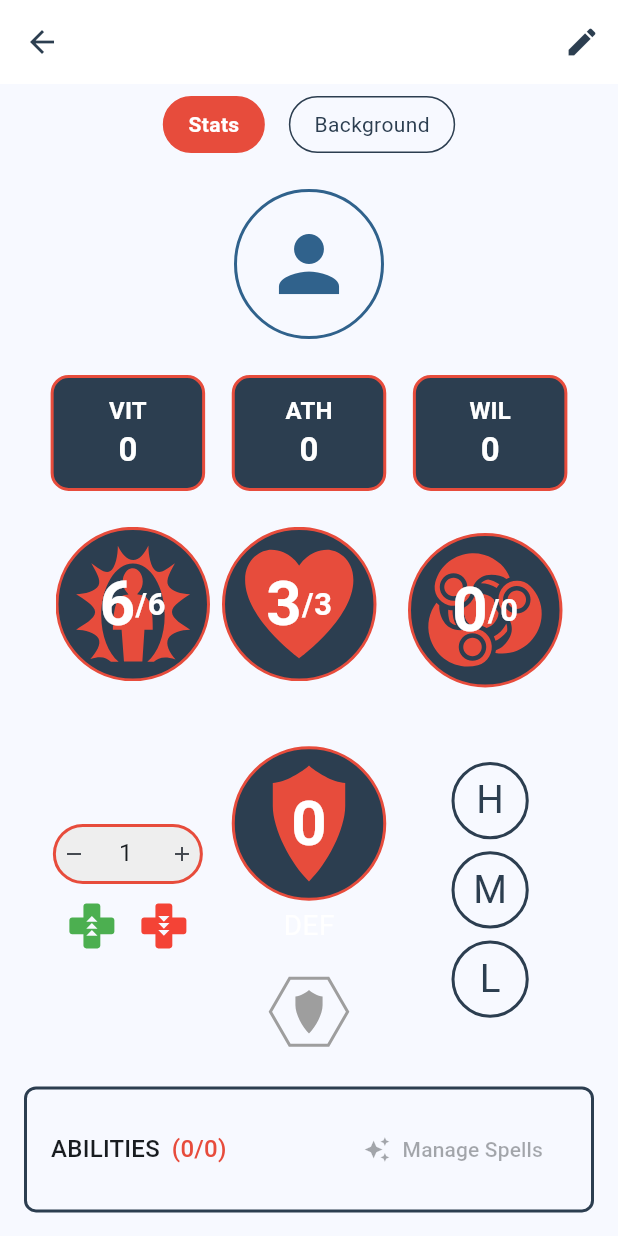
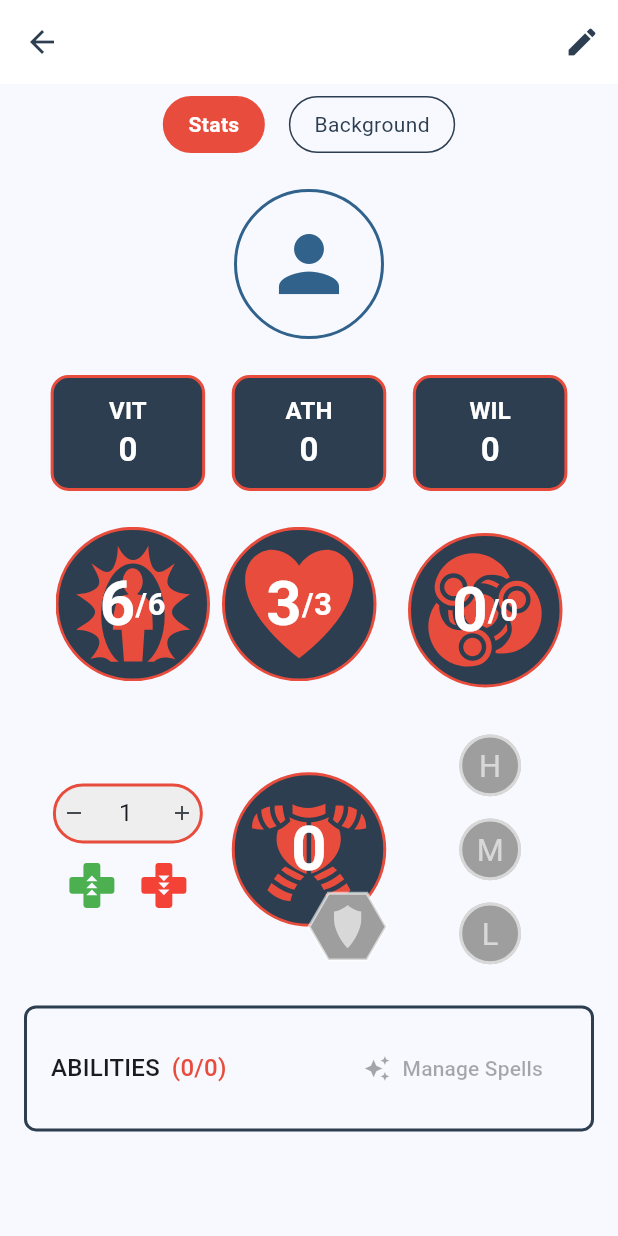
Before and after one commit to remideboer/titterpig, a Flutter app: the CharacterSheetScreen screen opened directly with empty values, on a phone screen of 412 x 824 dp. Run offline on Flutter 3.47's test engine with Material 3 defaults, Android fonts, the phone set to English and light mode, and no system bars; our stand-ins replace audioplayers, flutter_riverpod, flutter_svg, freezed_annotation, google_sign_in, image_picker and 1 more; missing offline and left inert: googleapis; accounts and stored records are empty.

Commit message:
ui: changed color and position of shield, defense section

```diff
--- a/lib/widgets/shield_icon.dart
+++ b/lib/widgets/defense_icon.dart
@@ -2,12 +2,12 @@ import 'package:flutter/material.dart';
 import 'single_value_icon.dart';
 import '../theme/app_theme.dart';
 
-class ShieldIcon extends StatelessWidget {
+class DefenseIcon extends StatelessWidget {
   final double size;
   final int value;
   final Color? color;
 
-  const ShieldIcon({
+  const DefenseIcon({
     super.key,
     required this.size,
     required this.value,
@@ -17,7 +17,7 @@ class ShieldIcon extends StatelessWidget {
   @override
   Widget build(BuildContext context) {
     return SingleValueIcon(
-      svgAsset: 'assets/svg/shield.svg',
+      svgAsset: 'assets/svg/armor-heavy.svg',
       value: value,
       size: size,
       color: color ?? AppTheme.highlightColor,
--- a/lib/widgets/shield_toggle_button.dart
+++ b/lib/widgets/shield_toggle_button.dart
@@ -21,13 +21,13 @@ class ShieldToggleButton extends StatelessWidget {
   Widget build(BuildContext context) {
     final backgroundColor = isDead
         ? Colors.grey.withOpacity(0.3)
-        : (isSelected ? AppTheme.highlightColor : Colors.transparent);
+        : (isSelected ? AppTheme.highlightColor : Colors.grey);
     final borderColor = isDead
         ? Colors.grey
-        : (isSelected ? AppTheme.primaryColor : Colors.grey);
+        : (isSelected ? AppTheme.primaryColor : Colors.white60);
     final iconColor = isDead
         ? Colors.grey
-        : (isSelected ? AppTheme.valueDisplayColor : Colors.grey);
+        : (isSelected ? AppTheme.primaryColor : Colors.white60);
 
     return IconButton(
       icon: Stack(
--- a/lib/widgets/stat_modifier_row.dart
+++ b/lib/widgets/stat_modifier_row.dart
@@ -2,7 +2,7 @@ import 'package:flutter/material.dart';
 import '../models/character.dart';
 import '../models/def_category.dart';
 import '../theme/app_theme.dart';
-import 'shield_icon.dart';
+import 'defense_icon.dart';
 import 'heal_damage_controls.dart';
 import 'shield_toggle_button.dart';
 
@@ -66,6 +66,7 @@ class _StatModifierRowState extends State<StatModifierRow> {
     final screenSize = MediaQuery.of(context).size;
     final isDead = character.isDead;
 
+    var defenceCircleSize = size * 0.4;
     return Row(
       mainAxisAlignment: MainAxisAlignment.spaceEvenly,
       children: [
@@ -83,16 +84,19 @@ class _StatModifierRowState extends State<StatModifierRow> {
         // Center column - Shield icon and toggle
         SizedBox(
           width: screenSize.width * 0.25,
-          child: Column(
-            mainAxisSize: MainAxisSize.min,
+          child: Stack(
+            alignment: Alignment.center,
             children: [
-              _buildShieldIcon(context, isDead ? null : character.def, size),
-              const SizedBox(height: 8),
-              ShieldToggleButton(
-                isSelected: character.hasShield,
-                isDead: isDead,
-                onPressed: () => onShieldToggled(!character.hasShield),
-                size: size * 0.5,
+              _buildDefenseIcon(context, isDead ? null : character.def, size),
+              Positioned(
+                right: 0,
+                bottom: 0,
+                child: ShieldToggleButton(
+                  isSelected: character.hasShield,
+                  isDead: isDead,
+                  onPressed: () => onShieldToggled(!character.hasShield),
+                  size: size * 0.5,
+                ),
               ),
             ],
           ),
@@ -108,7 +112,7 @@ class _StatModifierRowState extends State<StatModifierRow> {
                 'H',
                 DefCategory.heavy,
                 selectedDefense == DefCategory.heavy,
-                size * 0.5,
+                defenceCircleSize,
               ),
               const SizedBox(height: 8),
               _buildDefenseCircle(
@@ -116,7 +120,7 @@ class _StatModifierRowState extends State<StatModifierRow> {
                 'M',
                 DefCategory.medium,
                 selectedDefense == DefCategory.medium,
-                size * 0.5,
+                defenceCircleSize,
               ),
               const SizedBox(height: 8),
               _buildDefenseCircle(
@@ -124,7 +128,7 @@ class _StatModifierRowState extends State<StatModifierRow> {
                 'L',
                 DefCategory.light,
                 selectedDefense == DefCategory.light,
-                size * 0.5,
+                defenceCircleSize,
               ),
             ],
           ),
@@ -133,7 +137,7 @@ class _StatModifierRowState extends State<StatModifierRow> {
     );
   }
 
-  Widget _buildShieldIcon(BuildContext context, int? value, double size) {
+  Widget _buildDefenseIcon(BuildContext context, int? value, double size) {
     final isDead = character.isDead;
     return SizedBox(
       height: size * 1.5,
@@ -143,20 +147,20 @@ class _StatModifierRowState extends State<StatModifierRow> {
         children: [
           Opacity(
             opacity: isDead ? 0.5 : 1.0,
-            child: ShieldIcon(
+            child: DefenseIcon(
               size: size,
               value: value ?? 0,
               color: isDead ? Colors.grey : null,
             ),
           ),
-          const SizedBox(height: 4),
-          Text(
-            'DEF',
-            style: Theme.of(context).textTheme.bodySmall?.copyWith(
-                  fontSize: size * 0.18,
-                  color: isDead ? Colors.grey : Colors.white,
-                ),
-          ),
+          // const SizedBox(height: 4),
+          // Text(
+          //   'DEF',
+          //   style: Theme.of(context).textTheme.bodySmall?.copyWith(
+          //         fontSize: size * 0.18,
+          //         color: isDead ? Colors.grey : AppTheme.primaryColor,
+          //       ),
+          // ),
         ],
       ),
     );
@@ -172,13 +176,13 @@ class _StatModifierRowState extends State<StatModifierRow> {
     final isDead = character.isDead;
     final backgroundColor = isDead
         ? Colors.grey.withOpacity(0.3)
-        : (isSelected ? AppTheme.highlightColor : Colors.transparent);
+        : (isSelected ? AppTheme.highlightColor : Colors.grey);
     final textColor = isDead
         ? Colors.grey
-        : (isSelected ? Colors.white : AppTheme.primaryColor);
+        : (isSelected ? AppTheme.primaryColor : Colors.white60);
     final borderColor = isDead
         ? Colors.grey
-        : (isSelected ? AppTheme.accentColor : AppTheme.primaryColor);
+        : (isSelected ? AppTheme.primaryColor : Colors.white60);
 
     return IconButton(
       icon: Text(
```
Also changed, not shown: assets/svg/armor-heavy.svg (added), assets/svg/armor-light.svg (added), assets/svg/armor-medium.svg (added), assets/svg/armor-none.svg (added).
